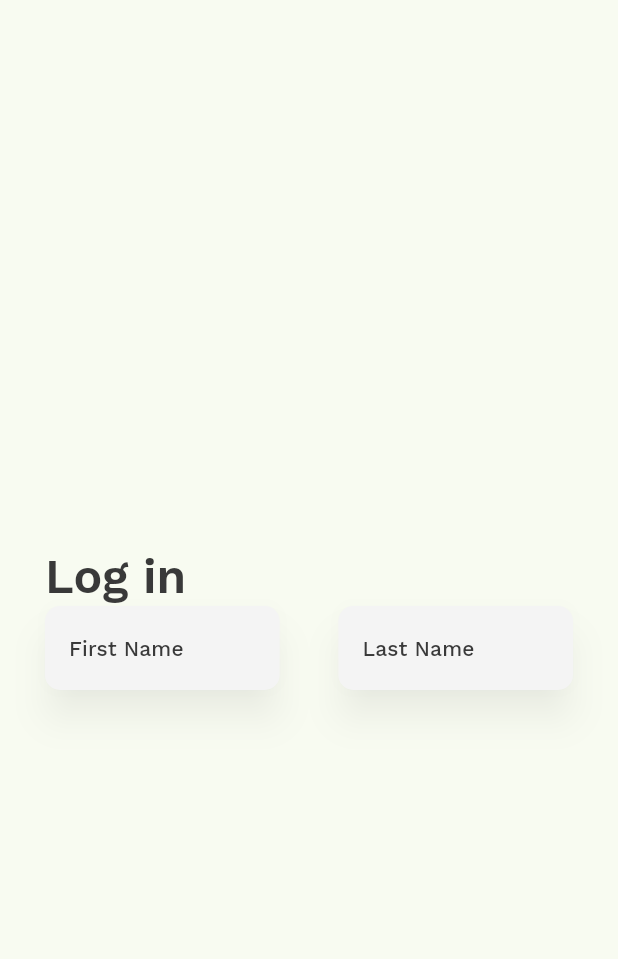
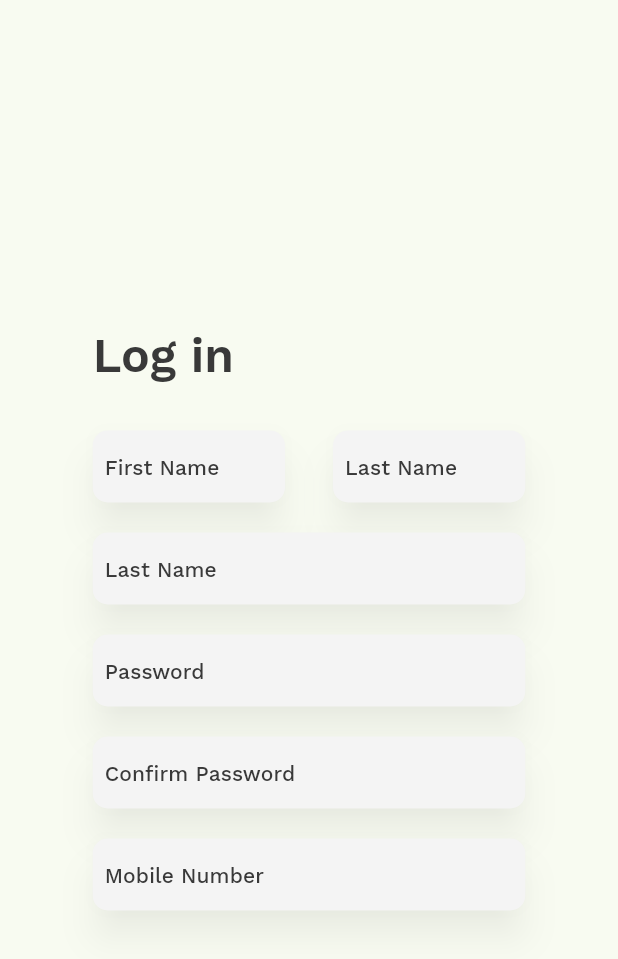
Before and after one commit to Frosco03/Iskomyut, a Flutter app: the screen it shows after launch, on a phone screen of 412 x 824 dp. Shown: the top 959 px of the screen. Run offline on Flutter 3.47's test engine with Material 3 defaults, Android fonts, the phone set to English and light mode, and no system bars; our stand-ins replace flutter_map, google_fonts, latlong2.

Commit message:
Added extra inputs; fixed issue where keyboard blocks input fields

```diff
--- a/iskomyut/lib/front_end/lib/login.dart
+++ b/iskomyut/lib/front_end/lib/login.dart
@@ -19,19 +19,33 @@ class _LoginState extends State<Login> {
   @override
   Widget build(BuildContext context) {
     /*
-      Login screen still incomplete. User input forms have been wrapped into their own widget (NameInput)for reusability of code
+      Login screen still incomplete. User input forms have been wrapped into their own widget (FormInput) for reusability of code
       as they share the same styles. Sizing is based on the width of the screen for responsive design, but has not been
       implemented yet. Perhaps one way to do is to adjust the size of the padding in the body portion of the Scaffold.
+    */
+
+    /*
+      Workaround for issue: keyboard blocking input lines
+      Workaround link: https://stackoverflow.com/questions/67571423/bottom-overflowed-by-x-pixels-when-showing-keyboard
+      Made the column have the same height as the screen size and wrapped it with a SingleChildScrollView so that the
+      display automatically scrolls up when opening the keyboard, preventing input fields from being blocked by the keyboard.
     */
 
     double screenWidth = MediaQuery.of(context).size.width; //Get the width of the screen for responsiveness
     final contextTextTheme = Theme.of(context).textTheme;
 
-    return SafeArea(
-      child: Scaffold(
-        body: Padding(
-          padding: const EdgeInsets.all(30.0),
+    return Scaffold(
+      body: SingleChildScrollView(
+        physics: RangeMaintainingScrollPhysics(),
+        child: ConstrainedBox(
+          constraints: BoxConstraints(
+            maxHeight: MediaQuery.of(context).size.height,
+            maxWidth: MediaQuery.of(context).size.width,
+          ),
+          child: Padding(
+            padding: EdgeInsets.all(screenWidth*.15),
             child: Column(
+              mainAxisSize: MainAxisSize.max,
               mainAxisAlignment: MainAxisAlignment.center,
               crossAxisAlignment: CrossAxisAlignment.center,
               children: [
@@ -40,23 +54,60 @@ class _LoginState extends State<Login> {
                     Text("Log in", style: contextTextTheme.headlineLarge),
                   ],
                 ),
-
+                SizedBox(height:30,),
                 Row(
                   children: [
                     Expanded(
                       flex: 4,
-                    child: NameInput(contextTextTheme: contextTextTheme, labelText: "First Name"),
+                      child: FormInput(contextTextTheme: contextTextTheme, labelText: "First Name"),
                     ),
 
                     Spacer(),
 
                     Expanded(
                       flex: 4,
-                    child: NameInput(contextTextTheme: contextTextTheme, labelText: "Last Name"),
+                      child: FormInput(contextTextTheme: contextTextTheme, labelText: "Last Name"),
                     )
                   ],
-              )
+                ),
+                SizedBox(height: 20),
+                Row(
+                  children: [
+                    Expanded(
+                          flex: 4,
+                          child: FormInput(contextTextTheme: contextTextTheme, labelText: "Last Name"),
+                        ),
                   ],
+                ),
+                SizedBox(height: 20),
+                Row(
+                  children: [
+                    Expanded(
+                          flex: 4,
+                          child: FormInput(contextTextTheme: contextTextTheme, labelText: "Password"),
+                        ),
+                  ],
+                ),
+                SizedBox(height: 20),
+                Row(
+                  children: [
+                    Expanded(
+                          flex: 4,
+                          child: FormInput(contextTextTheme: contextTextTheme, labelText: "Confirm Password"),
+                        ),
+                  ],
+                ),
+                SizedBox(height: 20),
+                Row(
+                  children: [
+                    Expanded(
+                          flex: 4,
+                          child: FormInput(contextTextTheme: contextTextTheme, labelText: "Mobile Number"),
+                        ),
+                  ],
+                ),
+              ],
+            ),
           ),
         ),
       ),
@@ -64,8 +115,8 @@ class _LoginState extends State<Login> {
   }
 }
 
-class NameInput extends StatelessWidget {
-  const NameInput({
+class FormInput extends StatelessWidget {
+  const FormInput({
     super.key,
     required this.contextTextTheme,
     required this.labelText,
@@ -89,6 +140,7 @@ class NameInput extends StatelessWidget {
           hintText: labelText,
           hintStyle: contextTextTheme.labelLarge,
           counterText: "",
+          contentPadding: EdgeInsets.all(4.0),
           border: OutlineInputBorder(
             borderSide: BorderSide(width: 0, style: BorderStyle.none),
             borderRadius: BorderRadius.circular(10.0),
```
Lines whose indentation alone changed are shown as unchanged.
